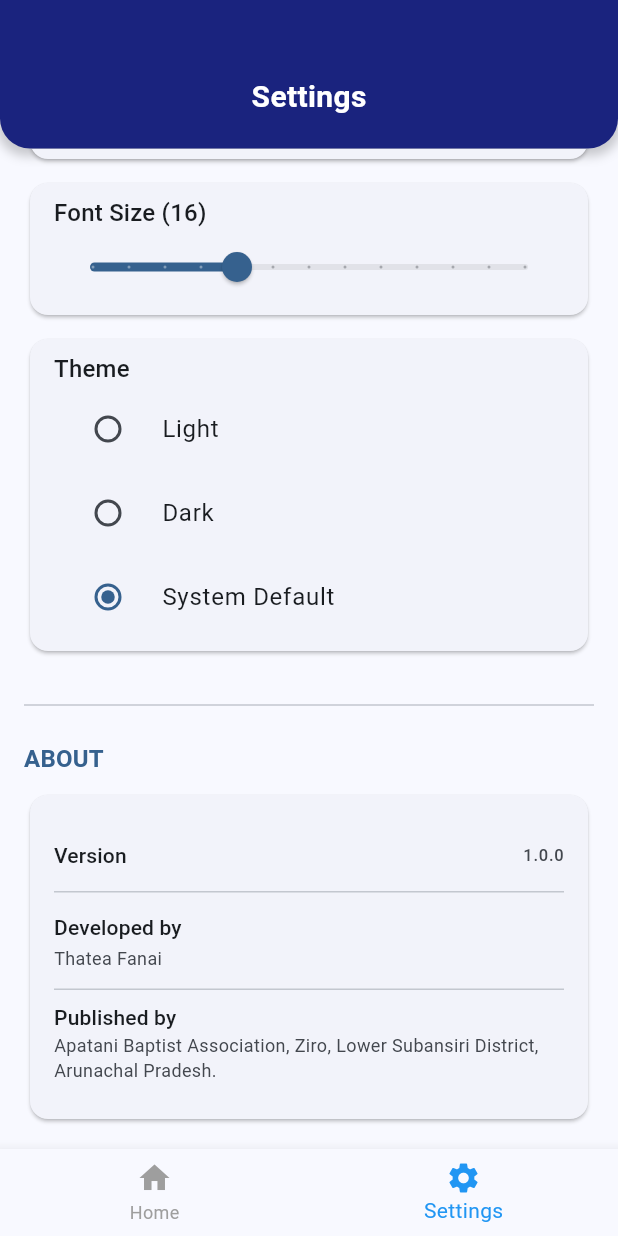
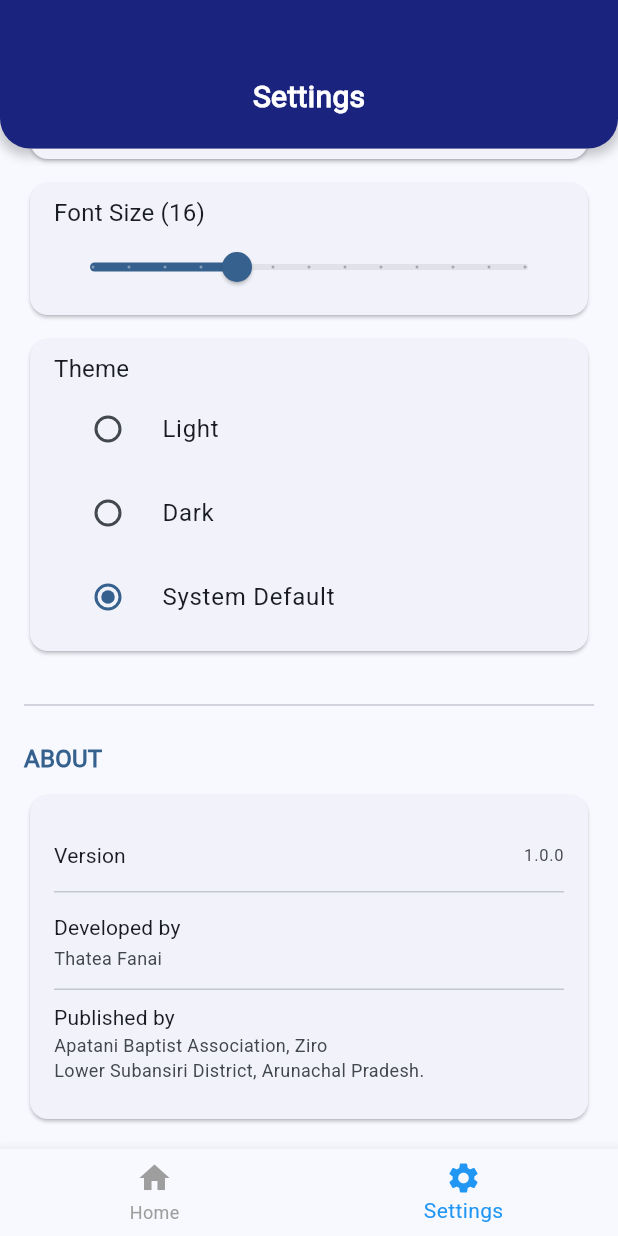
Before and after one commit to thateafanai/tkbk, a Flutter app: the screen it shows after launch, item 2 of the bottom bar chosen, scrolled down 173 dp, on a phone screen of 412 x 824 dp. Run offline on Flutter 3.47's test engine with Material 3 defaults, Android fonts, the phone set to English and light mode, and no system bars.

```diff
--- a/lib/main.dart
+++ b/lib/main.dart
@@ -51,19 +51,21 @@
     // Listen to theme mode changes
     return ValueListenableBuilder<ThemeMode>(
       valueListenable: settingsState.themeMode,
-      builder: (_, mode, __) {
-        // *** Add for Debugging Theme (Optional) ***
-        // print("MyApp rebuilding with ThemeMode: $mode");
+      builder: (context, mode, child) {
         // Listen to font size changes
         return ValueListenableBuilder<double>(
           valueListenable: settingsState.fontSize,
-          builder: (_, fontSize, __) {
-            // *** Add for Debugging Font Size (Optional) ***
-            // print("MyApp rebuilding with FontSize: $fontSize");
-            // final factor = fontSize / 16.0;
-            // print("Calculated Factor: $factor");
+          builder: (context, fontSize, child) {
+            // Listen to font selection changes
+            return ValueListenableBuilder<String>(
+              valueListenable: settingsState.selectedFont,
+              builder: (context, selectedFont, child) {
+                String? fontFamily;
+                if (selectedFont != 'Default') {
+                  fontFamily = selectedFont;
+                }
 
-            // Function to create ThemeData with adjusted font size
+                // Function to create ThemeData with adjusted font size and family
                 ThemeData generateThemeData(Brightness brightness) {
                   final baseTheme = ThemeData(
                     brightness: brightness,
@@ -78,12 +80,8 @@
                   final adjustedTextTheme = createAdjustedTextTheme(
                       baseTheme.textTheme, fontSize / 16.0); // Base size 16.0
 
-              // *** Add for Debugging Font Size (Optional) ***
-              // print("Base bodyMedium size: ${baseTheme.textTheme.bodyMedium?.fontSize}");
-              // print("Adjusted bodyMedium size: ${adjustedTextTheme.bodyMedium?.fontSize}");
-
                   return baseTheme.copyWith(
-                textTheme: adjustedTextTheme, // Use the safely adjusted theme
+                    textTheme: adjustedTextTheme.apply(fontFamily: fontFamily), // Apply font family here
                     appBarTheme: baseTheme.appBarTheme.copyWith(
                       backgroundColor: Colors.blue,
                       foregroundColor: Colors.white,
@@ -103,6 +101,8 @@
                   themeMode: mode, // Use the theme mode from the notifier
                   home: const MainScreen(),
                   debugShowCheckedModeBanner: false,
+                );
+              },
             );
           },
         );
--- a/lib/screens/settings_screen.dart
+++ b/lib/screens/settings_screen.dart
@@ -13,19 +13,13 @@
 class _SettingsScreenState extends State<SettingsScreen> {
   bool _isAlwaysOn = false;
   final List<String> _fontOptions = ['Default', 'Roboto', 'Lato', 'Open Sans'];
-  String _selectedFont = 'Default';
-
-  @override
-  void initState() {
-    super.initState();
-    _selectedFont = 'Default';
-  }
 
   @override
   Widget build(BuildContext context) {
     final textTheme = Theme.of(context).textTheme;
     final currentThemeMode = settingsState.themeMode.value;
     final currentFontSize = settingsState.fontSize.value;
+    final currentSelectedFont = settingsState.selectedFont.value; // Get the current selected font from state
 
     return Scaffold(
       body: Column(
@@ -71,23 +65,21 @@
                     leading: const Icon(Icons.font_download_outlined),
                     title: const Text('Font'),
                     trailing: DropdownButton<String>(
-                      value: _selectedFont,
+                      value: currentSelectedFont, // Use the value from settingsState
                       underline: Container(),
                       icon: const Icon(Icons.arrow_drop_down),
                       items: _fontOptions.map<DropdownMenuItem<String>>((String value) {
-                        return DropdownMenuItem<String>(
+                        return DropdownMenuItem(
                           value: value,
                           child: Text(value),
                         );
                       }).toList(),
                       onChanged: (String? newValue) {
                         if (newValue != null) {
-                          setState(() {
-                            _selectedFont = newValue;
-                             ScaffoldMessenger.of(context).showSnackBar(
-                               const SnackBar(content: Text('Global font application pending.'), duration: Duration(seconds: 1))
-                            );
-                          });
+                          settingsState.setSelectedFont(newValue); // Update the selected font in settingsState
+                           ScaffoldMessenger.of(context).showSnackBar(
+                             const SnackBar(content: Text('Global font application pending.'), duration: Duration(seconds: 1))
+                          );
                         }
                       },
                     ),
@@ -198,7 +190,7 @@
                             dense: true,
                             contentPadding: EdgeInsets.zero,
                             title: Text('Published by', style: textTheme.titleSmall),
-                            subtitle: const Text('Apatani Baptist Association, Ziro, Lower Subansiri District, Arunachal Pradesh.'),
+                            subtitle: const Text('Apatani Baptist Association, Ziro \nLower Subansiri District, Arunachal Pradesh.'),
                           ),
                       ],
                     ),
```
Also changed, not shown: lib/screens/song_detail_screen.dart (+30 -29 lines), lib/state/settings_state.dart (+8 -8 lines), pubspec.yaml (+11 -0 lines), assets/fonts/Lato-Regular.ttf (added), assets/fonts/OpenSans-Regular.ttf (added), assets/fonts/Roboto-Regular.ttf (added). Lines whose indentation alone changed are shown as unchanged.
